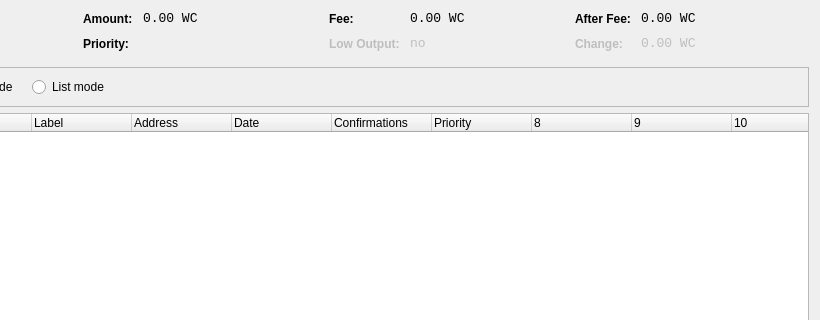
The window that src/qt/forms/coincontroldialog.ui (Wincoinofficial/wincoin) describes before a commit, drawn with Qt 5; both pictures show x 180 to 1000 and y 0 to 320 of the 1000 by 500 pixel window.
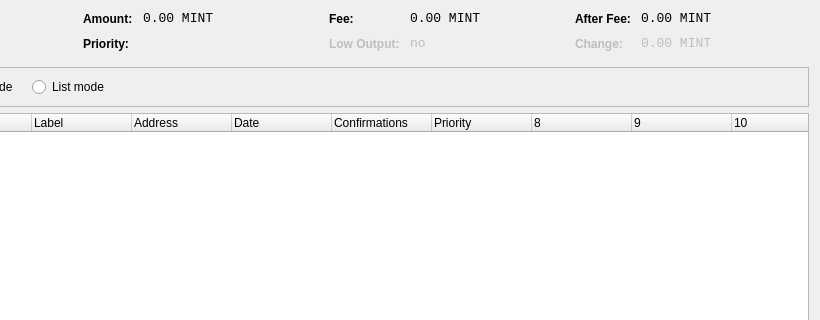
The same window after the commit. Icons and pictures are not drawn. Custom widgets are drawn as their Qt base class.

```diff
--- a/src/qt/forms/coincontroldialog.ui
+++ b/src/qt/forms/coincontroldialog.ui
@@ -13,9 +13,6 @@
   <property name="windowTitle">
    <string>Coin Control</string>
   </property>
-  <property name="styleSheet">
-   <string notr="true">background-image: url(:/images/2s);</string>
-  </property>
   <layout class="QVBoxLayout" name="verticalLayout">
    <item>
     <layout class="QHBoxLayout" name="horizontalLayoutTop" stretch="0,0,0,0">
@@ -144,7 +141,7 @@
           <enum>Qt::ActionsContextMenu</enum>
          </property>
          <property name="text">
-          <string notr="true">0.00 WC</string>
+          <string>0.00 MINT</string>
          </property>
          <property name="textInteractionFlags">
           <set>Qt::LinksAccessibleByMouse|Qt::TextSelectableByKeyboard|Qt::TextSelectableByMouse</set>
@@ -224,7 +221,7 @@
           <enum>Qt::ActionsContextMenu</enum>
          </property>
          <property name="text">
-          <string notr="true">0.00 WC</string>
+          <string>0.00 MINT</string>
          </property>
          <property name="textInteractionFlags">
           <set>Qt::LinksAccessibleByMouse|Qt::TextSelectableByKeyboard|Qt::TextSelectableByMouse</set>
@@ -310,7 +307,7 @@
           <enum>Qt::ActionsContextMenu</enum>
          </property>
          <property name="text">
-          <string notr="true">0.00 WC</string>
+          <string>0.00 MINT</string>
          </property>
          <property name="textInteractionFlags">
           <set>Qt::LinksAccessibleByMouse|Qt::TextSelectableByKeyboard|Qt::TextSelectableByMouse</set>
@@ -348,7 +345,7 @@
           <enum>Qt::ActionsContextMenu</enum>
          </property>
          <property name="text">
-          <string notr="true">0.00 WC</string>
+          <string>0.00 MINT</string>
          </property>
          <property name="textInteractionFlags">
           <set>Qt::LinksAccessibleByMouse|Qt::TextSelectableByKeyboard|Qt::TextSelectableByMouse</set>
```
Left out of the diff: 8 changed lines with no effect on the pictures.
